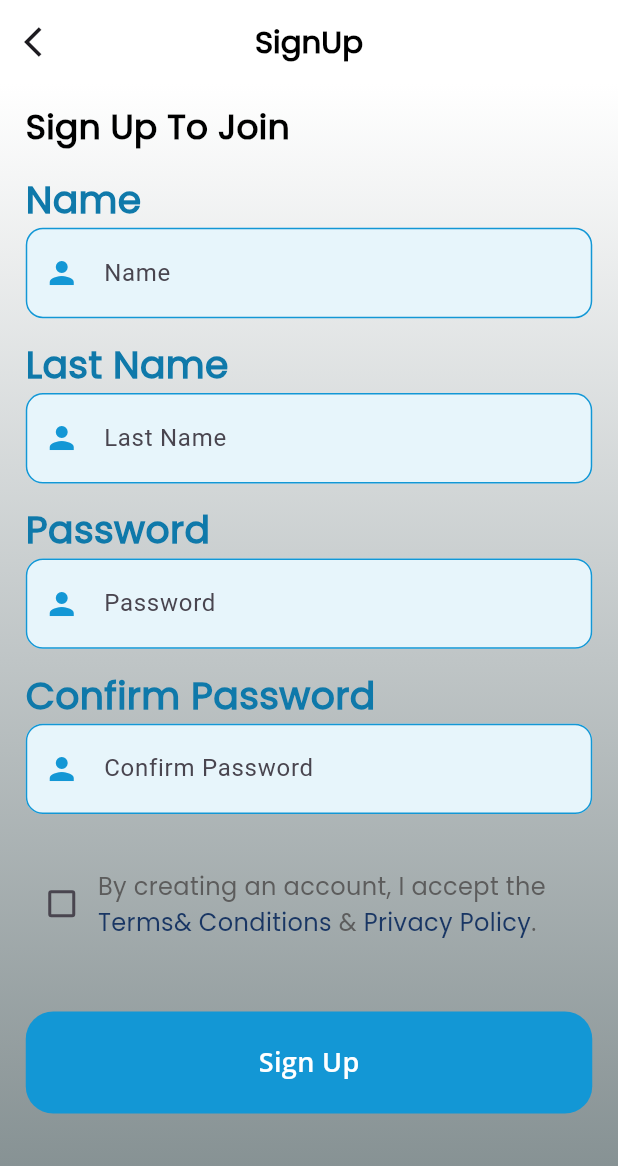
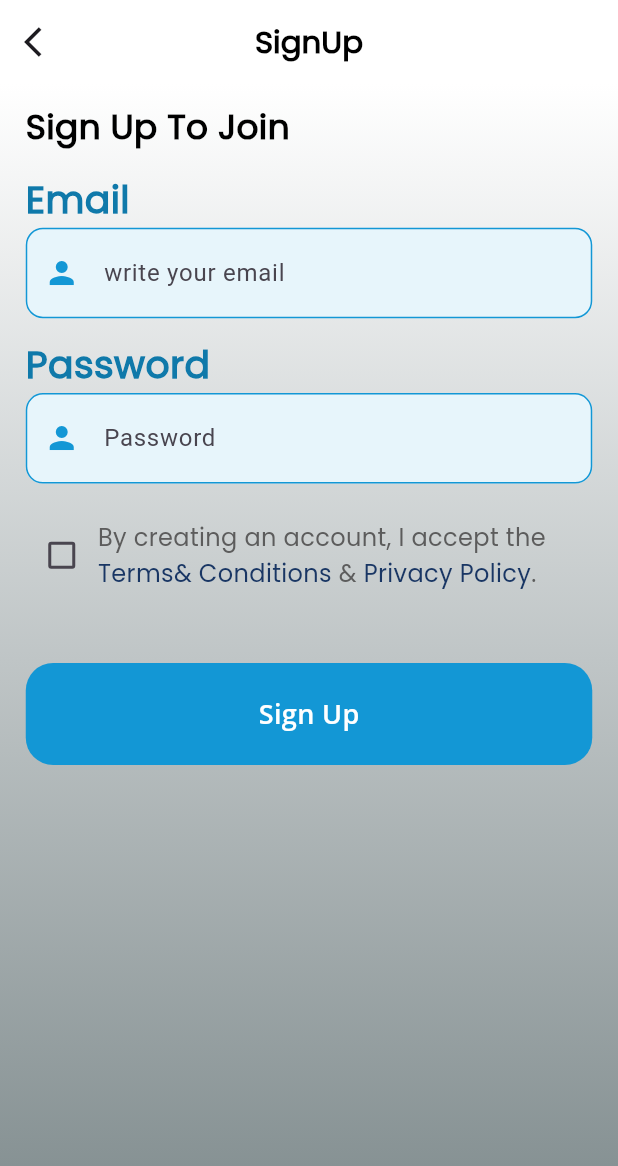
Before and after one commit to TopuFD/bk-gas, a Flutter app: the SignupScreen screen opened by its route, on a phone screen of 412 x 824 dp. Shown: the top 1166 px of the screen. Run offline on Flutter 3.47's test engine with Material 3 defaults, Android fonts, the phone set to English and light mode, and no system bars; our stand-ins replace firebase_auth, firebase_core, flutter_screenutil, flutter_svg, get, image_picker and 1 more; missing offline and left inert: email_otp; accounts and stored records are empty; Roboto replaces fonts that are missing (Open Sans).

Commit message:
add firebase and signup functionality

```diff
--- /dev/null
+++ b/lib/controller/authe_controller.dart
@@ -0,0 +1,57 @@
+import 'package:bk_gas/core/route/app_route.dart';
+import 'package:email_otp/email_otp.dart';
+import 'package:firebase_auth/firebase_auth.dart';
+import 'package:flutter/material.dart';
+import 'package:get/get.dart';
+
+class AutheController extends GetxController {
+  //=============================================email and pass controller here
+  Rx<TextEditingController> emailController = TextEditingController().obs;
+  Rx<TextEditingController> passwordController = TextEditingController().obs;
+
+  // ======================================================send otp code here
+  String? sendOtp;
+
+  //=======================================firebaseauth instance here=======================
+  final firebaseAuth = FirebaseAuth.instance;
+
+  //=======================================sign up method here==========================>
+  signUp() async {
+    try {
+      if (emailController.value.text.isNotEmpty &&
+          passwordController.value.text.isNotEmpty) {
+        await EmailOTP.sendOTP(email: emailController.value.text);
+        var otp = EmailOTP.getOTP();
+        sendOtp = otp;
+        Get.toNamed(AppRoute.getOtpScreen);
+        Get.snackbar("OTP", "Send OTP in your Email");
+      }
+    } on FirebaseAuthException catch (e) {
+      if (e.code == 'weak-password') {
+        Get.snackbar("Pass Error", "Password is weak");
+      } else if (e.code == 'email-already-in-use') {
+        Get.snackbar("Email", "Email is used");
+      }
+    } catch (e) {
+      Get.snackbar("Error!", "Error!");
+    }
+  }
+
+  // =================================================verify OTP code and create user
+  verifyOtp(String userInputOtp) async {
+    try {
+      if (sendOtp != null && sendOtp == userInputOtp) {
+        await firebaseAuth.createUserWithEmailAndPassword(
+          email: emailController.value.text,
+          password: passwordController.value.text,
+        );
+        Get.snackbar("Sign In", "Sign In successfully");
+        Get.offAllNamed(AppRoute.profileSetup);
+      } else {
+        Get.snackbar("Error", "OTP does not match");
+      }
+    } catch (e) {
+      Get.snackbar("Error", "Error creating user");
+    }
+  }
+}
--- a/lib/view/account_screen/account_profile_screen.dart
+++ b/lib/view/account_screen/account_profile_screen.dart
@@ -1,7 +1,7 @@
 
 import 'dart:io';
 import 'package:bk_gas/controller/image_controller.dart';
-import 'package:bk_gas/route/app_route.dart';
+import 'package:bk_gas/core/route/app_route.dart';
 import 'package:bk_gas/utils/color.dart';
 import 'package:bk_gas/utils/text_style.dart';
 import 'package:bk_gas/widget/custom_appber.dart';
--- a/lib/view/account_screen/account_screen.dart
+++ b/lib/view/account_screen/account_screen.dart
@@ -1,7 +1,7 @@
 import 'dart:io';
 
 import 'package:bk_gas/controller/image_controller.dart';
-import 'package:bk_gas/route/app_route.dart';
+import 'package:bk_gas/core/route/app_route.dart';
 import 'package:bk_gas/utils/color.dart';
 import 'package:flutter/material.dart';
 import 'package:flutter_screenutil/flutter_screenutil.dart';
--- a/lib/view/account_screen/inner_screen/settings/change_pass_screen.dart
+++ b/lib/view/account_screen/inner_screen/settings/change_pass_screen.dart
@@ -1,4 +1,4 @@
-import 'package:bk_gas/route/app_route.dart';
+import 'package:bk_gas/core/route/app_route.dart';
 import 'package:bk_gas/utils/color.dart';
 import 'package:bk_gas/utils/text_style.dart';
 import 'package:bk_gas/widget/custom_appber.dart';
--- a/lib/view/account_screen/inner_screen/settings/settings_screen.dart
+++ b/lib/view/account_screen/inner_screen/settings/settings_screen.dart
@@ -1,4 +1,4 @@
-import 'package:bk_gas/route/app_route.dart';
+import 'package:bk_gas/core/route/app_route.dart';
 import 'package:bk_gas/utils/color.dart';
 import 'package:bk_gas/utils/text_style.dart';
 import 'package:bk_gas/widget/custom_appber.dart';
--- a/lib/view/authe_screen/forget_pass_screen.dart
+++ b/lib/view/authe_screen/forget_pass_screen.dart
@@ -1,4 +1,4 @@
-import 'package:bk_gas/route/app_route.dart';
+import 'package:bk_gas/core/route/app_route.dart';
 import 'package:bk_gas/utils/text_style.dart';
 import 'package:bk_gas/widget/custom_appber.dart';
 import 'package:bk_gas/widget/custom_body_btn.dart';
--- a/lib/view/authe_screen/login_screen.dart
+++ b/lib/view/authe_screen/login_screen.dart
@@ -1,4 +1,4 @@
-import 'package:bk_gas/route/app_route.dart';
+import 'package:bk_gas/core/route/app_route.dart';
 import 'package:bk_gas/utils/color.dart';
 import 'package:bk_gas/utils/image.dart';
 import 'package:bk_gas/utils/text_style.dart';
--- a/lib/view/authe_screen/profile_setup.dart
+++ b/lib/view/authe_screen/profile_setup.dart
@@ -1,6 +1,6 @@
 import 'dart:io';
 import 'package:bk_gas/controller/image_controller.dart';
-import 'package:bk_gas/route/app_route.dart';
+import 'package:bk_gas/core/route/app_route.dart';
 import 'package:bk_gas/utils/color.dart';
 import 'package:bk_gas/widget/custom_appber.dart';
 import 'package:bk_gas/widget/custom_body_btn.dart';
--- a/lib/view/authe_screen/signup_screen.dart
+++ b/lib/view/authe_screen/signup_screen.dart
@@ -1,4 +1,4 @@
-import 'package:bk_gas/route/app_route.dart';
+import 'package:bk_gas/controller/authe_controller.dart';
 import 'package:bk_gas/utils/color.dart';
 import 'package:bk_gas/widget/custom_appber.dart';
 import 'package:bk_gas/widget/custom_body_btn.dart';
@@ -12,7 +12,7 @@ import 'package:get/get.dart';
 // ignore: must_be_immutable
 class SignupScreen extends StatelessWidget {
   SignupScreen({super.key});
-  TextEditingController nameController = TextEditingController();
+  AutheController autheController = Get.find<AutheController>();
   RxBool isCheck = false.obs;
   @override
   Widget build(BuildContext context) {
@@ -33,43 +33,27 @@ class SignupScreen extends StatelessWidget {
                   SizedBox(
                     height: 10.h,
                   ),
+
+                  //===================================================email textformfield
                   CustomTextFormField(
-                    hintText: "Name",
-                    controller: nameController,
+                    hintText: "write your email",
+                    controller: autheController.emailController.value,
                     prefixIcon: const Icon(Icons.person),
-                    textFieldHeading: "Name",
+                    textFieldHeading: "Email",
                   ),
                   SizedBox(
                     height: 10.h,
                   ),
-                  CustomTextFormField(
-                    hintText: "Last Name",
-                    controller: nameController,
-                    prefixIcon: const Icon(Icons.person),
-                    textFieldHeading: "Last Name",
-                  ),
-                  SizedBox(
-                    height: 10.h,
-                  ),
+                  //===================================================password textformfield
                   CustomTextFormField(
                     hintText: "Password",
-                    controller: nameController,
+                    controller: autheController.passwordController.value,
                     prefixIcon: const Icon(Icons.person),
                     textFieldHeading: "Password",
                   ),
                   SizedBox(
-                    height: 10.h,
+                    height: 20.h,
                   ),
-                  CustomTextFormField(
-                    hintText: "Confirm Password",
-                    controller: nameController,
-                    prefixIcon: const Icon(Icons.person),
-                    textFieldHeading: "Confirm Password",
-                  ),
-                  SizedBox(
-                    height: 10.h,
-                  ),
-                  SizedBox(height: 20.h,),
                   SizedBox(
                     width: Get.width,
                     child: Row(
@@ -141,11 +125,14 @@ class SignupScreen extends StatelessWidget {
                       ],
                     ),
                   ),
-                  SizedBox(height: 40.h,),
+                  SizedBox(
+                    height: 40.h,
+                  ),
+                  //=====================================================sign up button here
                   CustomBodyBtn(
                       title: "Sign Up",
                       ontap: () {
-                        Get.toNamed(AppRoute.getOtpScreen);
+                        autheController.signUp();
                       }),
                 ],
               ),
--- a/lib/view/cart_screen/cart_screen.dart
+++ b/lib/view/cart_screen/cart_screen.dart
@@ -1,5 +1,5 @@
 import 'package:bk_gas/controller/cart_controleler.dart';
-import 'package:bk_gas/route/app_route.dart';
+import 'package:bk_gas/core/route/app_route.dart';
 import 'package:bk_gas/utils/color.dart';
 import 'package:bk_gas/utils/image.dart';
 import 'package:bk_gas/widget/check_out_card.dart';
--- a/lib/view/details_screen/product_details_screen.dart
+++ b/lib/view/details_screen/product_details_screen.dart
@@ -1,5 +1,5 @@
 import 'package:bk_gas/controller/cart_controleler.dart';
-import 'package:bk_gas/route/app_route.dart';
+import 'package:bk_gas/core/route/app_route.dart';
 import 'package:bk_gas/utils/color.dart';
 import 'package:bk_gas/widget/custom_appber.dart';
 import 'package:bk_gas/widget/custom_body_btn.dart';
--- a/lib/view/home_screen/home_screen.dart
+++ b/lib/view/home_screen/home_screen.dart
@@ -1,4 +1,4 @@
-import 'package:bk_gas/route/app_route.dart';
+import 'package:bk_gas/core/route/app_route.dart';
 import 'package:bk_gas/utils/color.dart';
 import 'package:bk_gas/utils/image.dart';
 import 'package:bk_gas/widget/custom_card.dart';
--- a/lib/view/splash_screen/onbording.dart
+++ b/lib/view/splash_screen/onbording.dart
@@ -1,4 +1,4 @@
-import 'package:bk_gas/route/app_route.dart';
+import 'package:bk_gas/core/route/app_route.dart';
 import 'package:bk_gas/utils/color.dart';
 import 'package:bk_gas/utils/image.dart';
 import 'package:bk_gas/widget/custom_body_btn.dart';
--- a/lib/view/splash_screen/splash.dart
+++ b/lib/view/splash_screen/splash.dart
@@ -1,6 +1,6 @@
 import 'dart:async';
 
-import 'package:bk_gas/route/app_route.dart';
+import 'package:bk_gas/core/route/app_route.dart';
 import 'package:bk_gas/utils/color.dart';
 import 'package:bk_gas/utils/image.dart';
 import 'package:bk_gas/widget/gradient_container.dart';
--- a/pubspec.yaml
+++ b/pubspec.yaml
@@ -41,6 +41,9 @@ dependencies:
   pin_code_fields: ^8.0.1
   image_picker: ^1.1.2
   dateofbirth: ^0.0.5
+  firebase_core: ^3.4.1
+  firebase_auth: ^5.2.1
+  email_otp: ^3.0.2
 
 dev_dependencies:
   flutter_test:
```
Also changed, not shown: lib/core/dependency.dart (added, +14 -0 lines), lib/main.dart (+10 -4 lines), lib/view/authe_screen/get_otp_screen.dart (+11 -4 lines), lib/core/route/app_route.dart (renamed from lib/route/app_route.dart), pubspec.lock, 6 other files.
